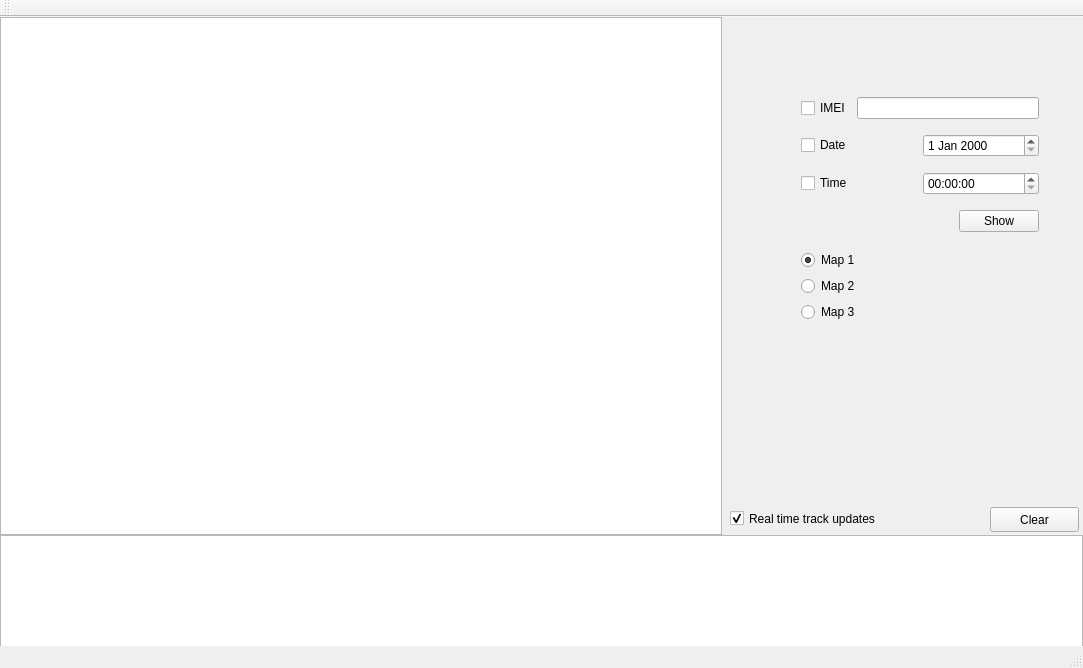
The window that src/ControlCentre/mainwindow.ui (ipsavitsky/Rusal_project) describes before a commit, drawn with Qt 5.
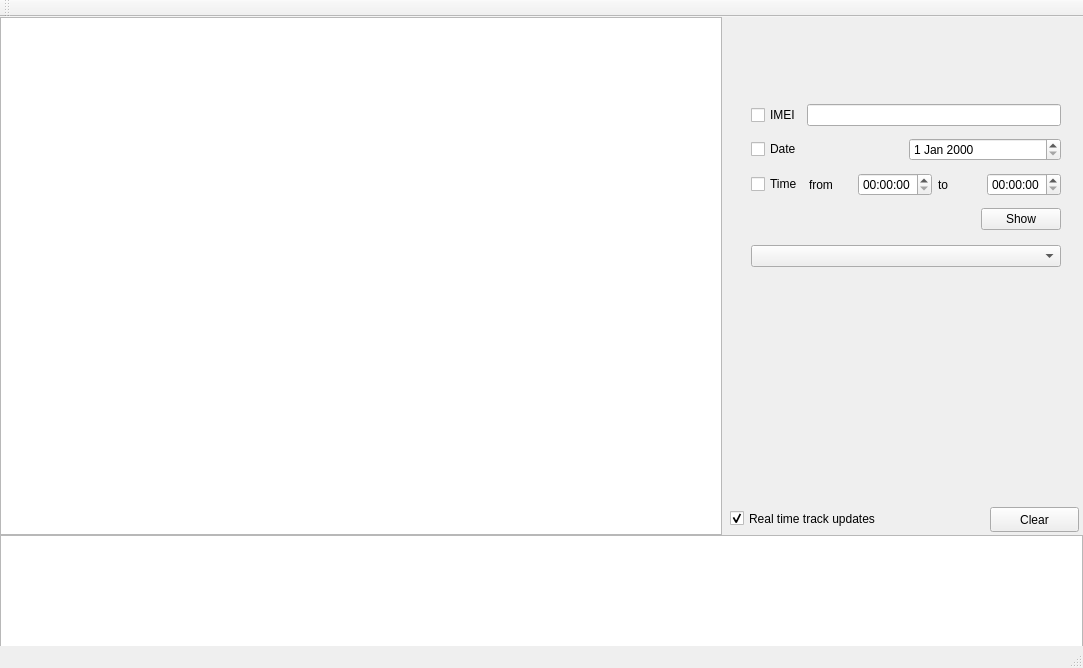
The same window after the commit.

Commit message: added time intervals and custom number of maps

What changed in the file:
```diff
--- a/src/ControlCentre/mainwindow.ui
+++ b/src/ControlCentre/mainwindow.ui
@@ -75,13 +75,13 @@
      <bool>true</bool>
     </property>
    </widget>
-   <widget class="QWidget" name="">
+   <widget class="QWidget" name="layoutWidget">
     <property name="geometry">
      <rect>
-      <x>790</x>
-      <y>60</y>
-      <width>260</width>
-      <height>256</height>
+      <x>740</x>
+      <y>70</y>
+      <width>332</width>
+      <height>191</height>
      </rect>
     </property>
     <layout class="QVBoxLayout" name="verticalLayout_4">
@@ -127,7 +127,28 @@
             </widget>
            </item>
            <item>
-            <widget class="QTimeEdit" name="timeEdit">
+            <widget class="QLabel" name="label_2">
+             <property name="text">
+              <string>from</string>
+             </property>
+            </widget>
+           </item>
+           <item>
+            <widget class="QTimeEdit" name="timeEditFrom">
+             <property name="displayFormat">
+              <string>hh:mm:ss</string>
+             </property>
+            </widget>
+           </item>
+           <item>
+            <widget class="QLabel" name="label">
+             <property name="text">
+              <string>to</string>
+             </property>
+            </widget>
+           </item>
+           <item>
+            <widget class="QTimeEdit" name="timeEditTo">
              <property name="displayFormat">
               <string>hh:mm:ss</string>
              </property>
@@ -169,28 +190,7 @@
      <item>
       <layout class="QVBoxLayout" name="verticalLayout_3">
        <item>
-        <widget class="QRadioButton" name="map_1_radio">
-         <property name="text">
-          <string>Map 1</string>
-         </property>
-         <property name="checked">
-          <bool>true</bool>
-         </property>
-        </widget>
-       </item>
-       <item>
-        <widget class="QRadioButton" name="map_2_radio">
-         <property name="text">
-          <string>Map 2</string>
-         </property>
-        </widget>
-       </item>
-       <item>
-        <widget class="QRadioButton" name="map_3_radio">
-         <property name="text">
-          <string>Map 3</string>
-         </property>
-        </widget>
+        <widget class="QComboBox" name="comboBox"/>
        </item>
       </layout>
      </item>
```
The commit also changes 1 other file.
